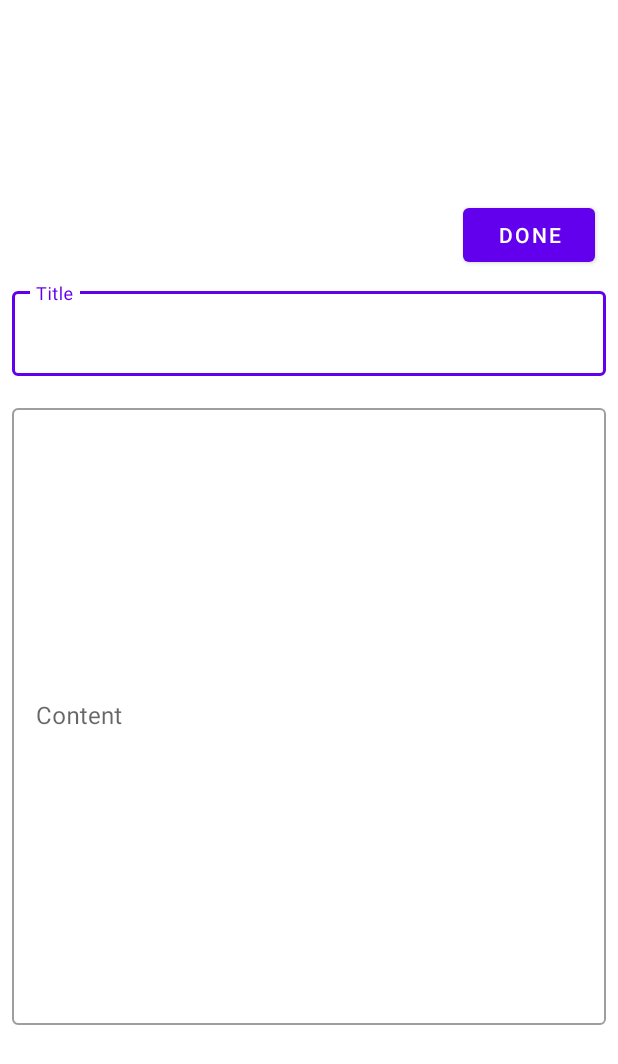
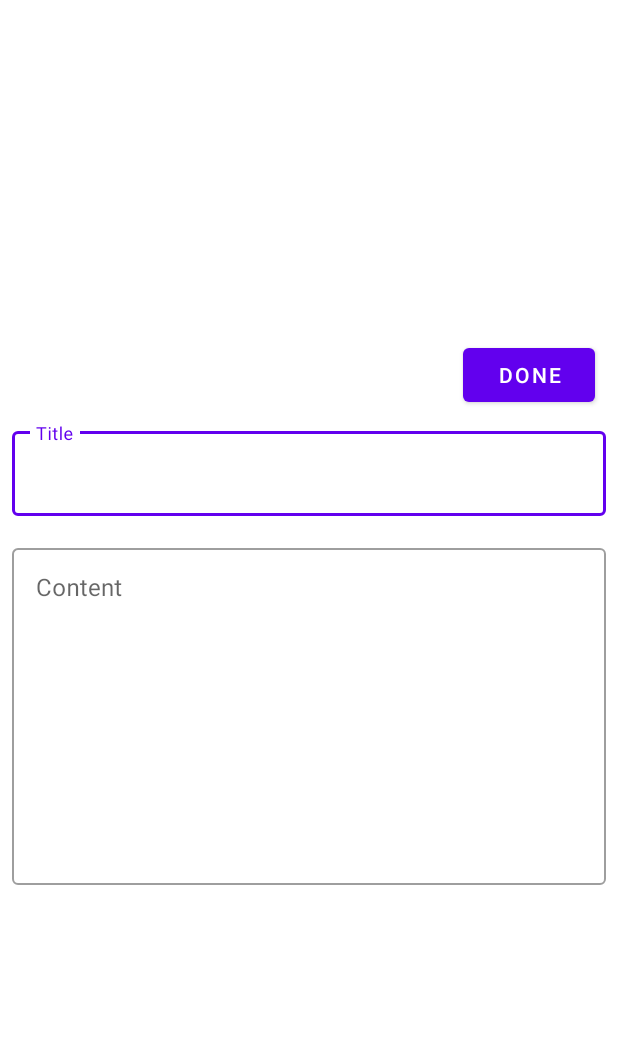
Before and after one commit to Lmizuno/TinyNotesManager, an Android app: the EditorItemActivity screen opened directly, with no data from a screen before it, on a phone screen of 412 x 824 dp. Shown: the top 1064 px of the screen. Run offline under Robolectric (Android 15) with nearby library versions, the phone set to English and light mode, and no system bars; libraries missing offline, so code that uses them is left out: io.noties.markwon; 3 statements that could not run were skipped.

Commit message:
Use markwon to support markdown for items

```diff
--- a/app/build.gradle.kts
+++ b/app/build.gradle.kts
@@ -45,10 +45,13 @@ dependencies {
     implementation("androidx.fragment:fragment-ktx:1.6.2")
     // Developer Defined
     val roomVersion = "2.6.1"
+    val markwonVersion = "4.6.2"
 
     implementation("androidx.room:room-runtime:$roomVersion")
     annotationProcessor("androidx.room:room-compiler:$roomVersion")
     ksp("androidx.room:room-compiler:$roomVersion")
+    implementation("io.noties.markwon:core:$markwonVersion")
+    implementation("io.noties.markwon:editor:$markwonVersion")
 
     // Default
     implementation("androidx.core:core-ktx:1.12.0")
--- a/app/src/main/res/layout/activity_editor_item.xml
+++ b/app/src/main/res/layout/activity_editor_item.xml
@@ -43,14 +43,19 @@
             android:layout_height="wrap_content"
             android:layout_margin="8dp"
             android:hint="@string/content"
-            android:inputType="text">
+            android:inputType="textMultiLine">
 
             <com.google.android.material.textfield.TextInputEditText
                 android:id="@+id/contentInput"
                 android:layout_width="match_parent"
                 android:layout_height="wrap_content"
-                android:lines="20"
-                />
+                android:gravity="top|start"
+                android:inputType="textMultiLine"
+                android:lines="10"
+                android:maxLines="20"
+                android:minLines="10"
+                android:scrollbars="vertical" />
+
         </com.google.android.material.textfield.TextInputLayout>
     </androidx.appcompat.widget.LinearLayoutCompat>
 </RelativeLayout>
```
Also changed, not shown: app/src/main/java/com/lmizuno/smallnotesmanager/EditorItemActivity.kt (+12 -2 lines).
